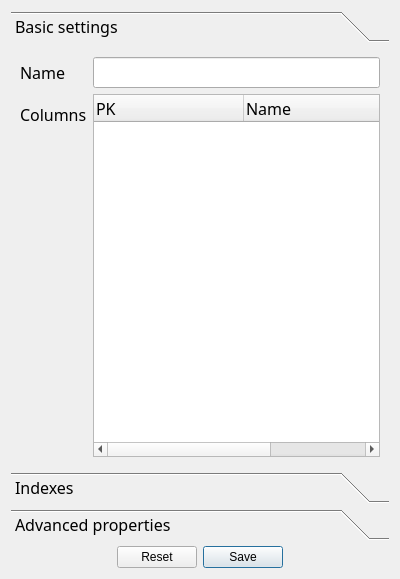
First picture: the form in NewTableForm.ui, repository fritzone/ddm, before the edit.
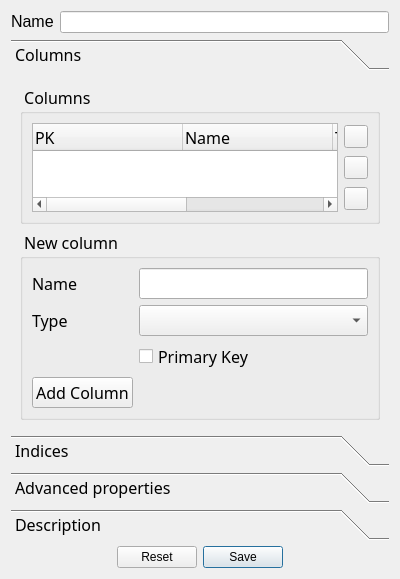
Second picture: the form after the edit. Icons and pictures are not drawn.

Commit message: More in the tables form

Patch:
```diff
--- a/NewTableForm.ui
+++ b/NewTableForm.ui
@@ -14,6 +14,27 @@
    <string>Form</string>
   </property>
   <layout class="QVBoxLayout" name="verticalLayout">
+   <item>
+    <layout class="QHBoxLayout" name="horizontalLayout">
+     <item>
+      <widget class="QLabel" name="label">
+       <property name="text">
+        <string>&lt;!DOCTYPE HTML PUBLIC &quot;-//W3C//DTD HTML 4.0//EN&quot; &quot;http://www.w3.org/TR/REC-html40/strict.dtd&quot;&gt;
+&lt;html&gt;&lt;head&gt;&lt;meta name=&quot;qrichtext&quot; content=&quot;1&quot; /&gt;&lt;style type=&quot;text/css&quot;&gt;
+p, li { white-space: pre-wrap; }
+&lt;/style&gt;&lt;/head&gt;&lt;body style=&quot; font-family:'Sans Serif'; font-size:12pt; font-weight:400; font-style:normal;&quot;&gt;
+&lt;table style=&quot;-qt-table-type: root; margin-top:4px; margin-bottom:4px; margin-left:4px; margin-right:4px;&quot;&gt;
+&lt;tr&gt;
+&lt;td style=&quot;border: none;&quot;&gt;
+&lt;p style=&quot; margin-top:0px; margin-bottom:0px; margin-left:0px; margin-right:0px; -qt-block-indent:0; text-indent:0px;&quot;&gt;Name&lt;/p&gt;&lt;/td&gt;&lt;/tr&gt;&lt;/table&gt;&lt;/body&gt;&lt;/html&gt;</string>
+       </property>
+      </widget>
+     </item>
+     <item>
+      <widget class="QLineEdit" name="txtTableName"/>
+     </item>
+    </layout>
+   </item>
    <item>
     <widget class="QToolBox" name="toolBox">
      <property name="font">
@@ -31,73 +52,161 @@
         <x>0</x>
         <y>0</y>
         <width>382</width>
-        <height>435</height>
+        <height>372</height>
        </rect>
       </property>
       <attribute name="label">
-       <string>Basic settings</string>
+       <string>Columns</string>
       </attribute>
-      <layout class="QFormLayout" name="formLayout">
-       <property name="fieldGrowthPolicy">
-        <enum>QFormLayout::AllNonFixedFieldsGrow</enum>
-       </property>
-       <item row="0" column="0">
-        <widget class="QLabel" name="label">
-         <property name="text">
-          <string>&lt;!DOCTYPE HTML PUBLIC &quot;-//W3C//DTD HTML 4.0//EN&quot; &quot;http://www.w3.org/TR/REC-html40/strict.dtd&quot;&gt;
-&lt;html&gt;&lt;head&gt;&lt;meta name=&quot;qrichtext&quot; content=&quot;1&quot; /&gt;&lt;style type=&quot;text/css&quot;&gt;
-p, li { white-space: pre-wrap; }
-&lt;/style&gt;&lt;/head&gt;&lt;body style=&quot; font-family:'Sans'; font-size:10pt; font-weight:400; font-style:normal;&quot;&gt;
-&lt;table style=&quot;-qt-table-type: root; margin-top:4px; margin-bottom:4px; margin-left:4px; margin-right:4px;&quot;&gt;
-&lt;tr&gt;
-&lt;td style=&quot;border: none;&quot;&gt;
-&lt;p style=&quot; margin-top:0px; margin-bottom:0px; margin-left:0px; margin-right:0px; -qt-block-indent:0; text-indent:0px;&quot;&gt;&lt;span style=&quot; font-family:'MS Shell Dlg 2'; font-size:12pt;&quot;&gt;Name&lt;/span&gt;&lt;/p&gt;&lt;/td&gt;&lt;/tr&gt;&lt;/table&gt;&lt;/body&gt;&lt;/html&gt;</string>
+      <layout class="QVBoxLayout" name="verticalLayout_2">
+       <item>
+        <widget class="QGroupBox" name="groupBox">
+         <property name="title">
+          <string> Columns </string>
          </property>
+         <layout class="QVBoxLayout" name="verticalLayout_5">
+          <item>
+           <layout class="QHBoxLayout" name="horizontalLayout_2">
+            <item>
+             <widget class="QTreeWidget" name="lstColumns">
+              <property name="animated">
+               <bool>true</bool>
+              </property>
+              <attribute name="headerDefaultSectionSize">
+               <number>150</number>
+              </attribute>
+              <attribute name="headerDefaultSectionSize">
+               <number>150</number>
+              </attribute>
+              <column>
+               <property name="text">
+                <string>PK</string>
+               </property>
+              </column>
+              <column>
+               <property name="text">
+                <string>Name</string>
+               </property>
+              </column>
+              <column>
+               <property name="text">
+                <string>Type</string>
+               </property>
+              </column>
+              <column>
+               <property name="text">
+                <string>SQL Type</string>
+               </property>
+              </column>
+             </widget>
+            </item>
+            <item>
+             <layout class="QGridLayout" name="gridLayout">
+              <item row="0" column="0">
+               <widget class="QToolButton" name="btnUp">
+                <property name="text">
+                 <string/>
+                </property>
+                <property name="icon">
+                 <iconset resource="dbm.qrc">
+                  <normaloff>:/images/actions/images/small/up.png</normaloff>:/images/actions/images/small/up.png</iconset>
+                </property>
+               </widget>
+              </item>
+              <item row="1" column="0">
+               <widget class="QToolButton" name="btnDown">
+                <property name="text">
+                 <string/>
+                </property>
+                <property name="icon">
+                 <iconset resource="dbm.qrc">
+                  <normaloff>:/images/actions/images/small/down.png</normaloff>:/images/actions/images/small/down.png</iconset>
+                </property>
+               </widget>
+              </item>
+              <item row="2" column="0">
+               <widget class="QToolButton" name="btnRemove">
+                <property name="text">
+                 <string/>
+                </property>
+                <property name="icon">
+                 <iconset resource="dbm.qrc">
+                  <normaloff>:/images/actions/images/small/remove.png</normaloff>:/images/actions/images/small/remove.png</iconset>
+                </property>
+               </widget>
+              </item>
+             </layout>
+            </item>
+           </layout>
+          </item>
+         </layout>
         </widget>
        </item>
-       <item row="0" column="1">
-        <widget class="QLineEdit" name="txtTableName"/>
-       </item>
-       <item row="1" column="0">
-        <widget class="QLabel" name="label_2">
-         <property name="text">
-          <string>Columns</string>
+       <item>
+        <widget class="QGroupBox" name="groupBox_2">
+         <property name="title">
+          <string> New column </string>
          </property>
-        </widget>
-       </item>
-       <item row="1" column="1">
-        <widget class="QTreeWidget" name="treeWidget">
-         <property name="animated">
-          <bool>true</bool>
+         <property name="flat">
+          <bool>false</bool>
          </property>
-         <attribute name="headerDefaultSectionSize">
-          <number>150</number>
-         </attribute>
-         <attribute name="headerDefaultSectionSize">
-          <number>150</number>
-         </attribute>
-         <column>
-          <property name="text">
-           <string>PK</string>
-          </property>
-         </column>
-         <column>
-          <property name="text">
-           <string>Name</string>
-          </property>
-         </column>
-         <column>
-          <property name="text">
-           <string>Type</string>
-          </property>
-         </column>
+         <property name="checkable">
+          <bool>false</bool>
+         </property>
+         <layout class="QVBoxLayout" name="verticalLayout_4">
+          <item>
+           <layout class="QFormLayout" name="formLayout">
+            <property name="fieldGrowthPolicy">
+             <enum>QFormLayout::AllNonFixedFieldsGrow</enum>
+            </property>
+            <item row="0" column="0">
+             <widget class="QLabel" name="label_2">
+              <property name="text">
+               <string>Name</string>
+              </property>
+             </widget>
+            </item>
+            <item row="0" column="1">
+             <widget class="QLineEdit" name="txtNewColumnName"/>
+            </item>
+            <item row="1" column="0">
+             <widget class="QLabel" name="label_4">
+              <property name="text">
+               <string>Type</string>
+              </property>
+             </widget>
+            </item>
+            <item row="1" column="1">
+             <widget class="QComboBox" name="cmbNewColumnType"/>
+            </item>
+            <item row="2" column="1">
+             <widget class="QCheckBox" name="chkPrimary">
+              <property name="text">
+               <string>Primary Key</string>
+              </property>
+             </widget>
+            </item>
+            <item row="3" column="0">
+             <widget class="QPushButton" name="btnAddColumn">
+              <property name="text">
+               <string>Add Column</string>
+              </property>
+              <property name="icon">
+               <iconset resource="dbm.qrc">
+                <normaloff>:/images/actions/images/small/add.png</normaloff>:/images/actions/images/small/add.png</iconset>
+              </property>
+             </widget>
+            </item>
+           </layout>
+          </item>
+         </layout>
         </widget>
        </item>
       </layout>
      </widget>
      <widget class="QWidget" name="page_3">
       <attribute name="label">
-       <string>Indexes</string>
+       <string>Indices</string>
       </attribute>
      </widget>
      <widget class="QWidget" name="page_2">
@@ -145,6 +254,23 @@
        </item>
       </layout>
      </widget>
+     <widget class="QWidget" name="page_4">
+      <attribute name="label">
+       <string>Description</string>
+      </attribute>
+      <layout class="QFormLayout" name="formLayout_5">
+       <item row="0" column="0">
+        <widget class="QLabel" name="label_5">
+         <property name="text">
+          <string>Description</string>
+         </property>
+        </widget>
+       </item>
+       <item row="0" column="1">
+        <widget class="QTextEdit" name="textEdit"/>
+       </item>
+      </layout>
+     </widget>
     </widget>
    </item>
    <item>
```
Left out of the diff: 47 changed lines with no effect on the pictures. The commit also changes 12 other files.
